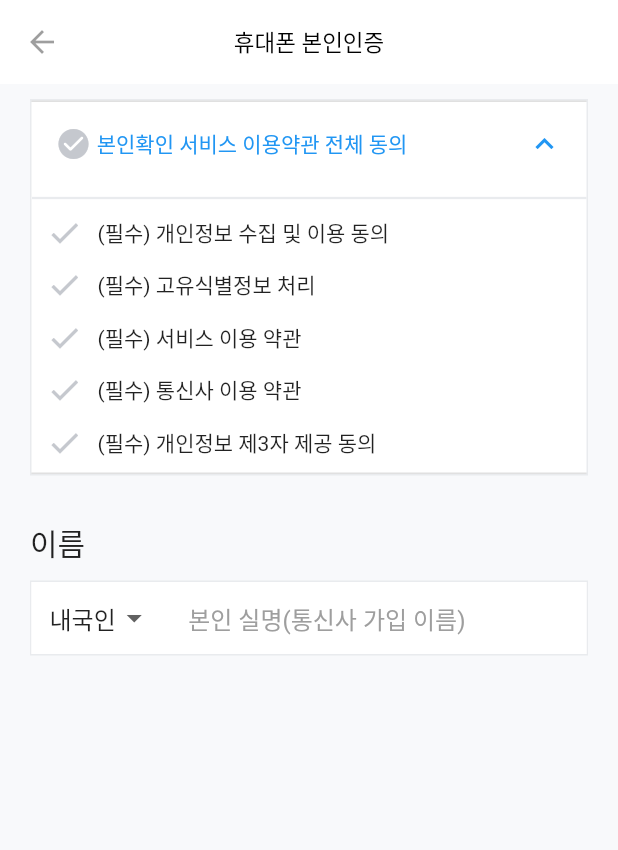
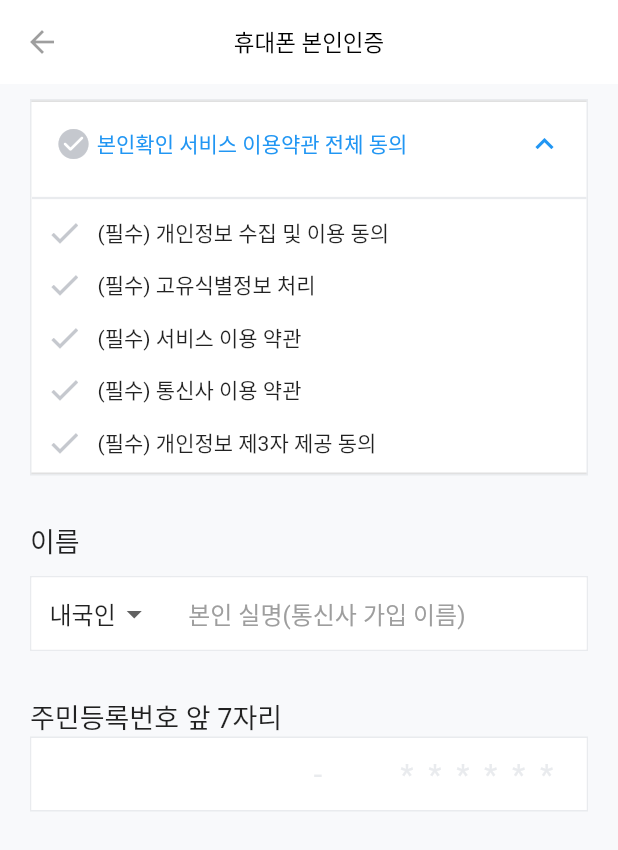
Before and after one commit to Seol-JY/socar-clone, a Flutter app: the screen it shows after launch, on a phone screen of 412 x 824 dp. Shown: the top 850 px of the screen. Run offline on Flutter 3.47's test engine with Material 2 defaults, Android fonts, the phone set to English and light mode, and no system bars.

Commit message:
Feat : 주민번호 입력칸 개발 완료

```diff
--- a/lib/screens/register_auth_page.dart
+++ b/lib/screens/register_auth_page.dart
@@ -2,6 +2,7 @@ import 'package:flutter/material.dart';
 import 'package:socar/widgets/app_bar.dart';
 import 'package:socar/widgets/register_page/term_agreement.dart';
 import 'package:socar/widgets/register_page/name_input_widget.dart';
+import 'package:socar/widgets/register_page/security_number_input.dart';
 
 class RegisterAuthPage extends StatefulWidget {
   const RegisterAuthPage({super.key});
@@ -36,13 +37,23 @@ class RegisterAuthPageState extends State<RegisterAuthPage> {
                 Text(
                   "이름",
                   style: TextStyle(
-                    fontSize: 20,
+                    fontSize: 18,
                   ),
                 ),
                 SizedBox(
                   height: 10,
                 ),
                 NameInputWidget(),
+                SizedBox(
+                  height: 30,
+                ),
+                Text(
+                  "주민등록번호 앞 7자리",
+                  style: TextStyle(
+                    fontSize: 18,
+                  ),
+                ),
+                SecureNumberInputWidget(),
               ],
             )),
       ),
--- /dev/null
+++ b/lib/widgets/register_page/security_number_input.dart
@@ -0,0 +1,94 @@
+import 'package:flutter/material.dart';
+import 'package:flutter/services.dart';
+
+class SecureNumberInputWidget extends StatefulWidget {
+  const SecureNumberInputWidget({super.key});
+
+  @override
+  State<StatefulWidget> createState() {
+    return _SecureNumberInputState();
+  }
+}
+
+class _SecureNumberInputState extends State<SecureNumberInputWidget> {
+  @override
+  Widget build(BuildContext context) {
+    return Container(
+        decoration: BoxDecoration(
+          color: Colors.white, // 배경색을 흰색으로 설정
+          border: Border.all(
+            color: const Color(0xffe9ebee),
+          ),
+        ),
+        child: const Row(
+          children: [
+            Expanded(
+              flex: 10,
+              child: TextField(
+                decoration: InputDecoration(
+                  filled: true,
+                  fillColor: Colors.white,
+                  hoverColor: Colors.white,
+                  border: InputBorder.none,
+                  counterText: "",
+                ),
+                maxLength: 6,
+              ),
+            ),
+            Expanded(
+              flex: 1,
+              child: Center(
+                // 또는 Align 사용
+                child: TextField(
+                  decoration: InputDecoration(
+                    filled: true,
+                    fillColor: Colors.white,
+                    hoverColor: Colors.white,
+                    border: InputBorder.none,
+                    hintText: "-",
+                    hintStyle: TextStyle(
+                      fontSize: 20,
+                      color: Color(0xffe9ebee),
+                    ),
+                  ),
+                  readOnly: true,
+                ),
+              ),
+            ),
+            Expanded(
+              flex: 2,
+              child: TextField(
+                decoration: InputDecoration(
+                    filled: true,
+                    fillColor: Colors.white,
+                    hoverColor: Colors.white,
+                    border: InputBorder.none,
+                    counterText: ""),
+                maxLength: 1,
+              ),
+            ),
+            Expanded(
+              flex: 8,
+              child: Center(
+                // 또는 Align 사용
+                child: TextField(
+                  decoration: InputDecoration(
+                    filled: true,
+                    fillColor: Colors.white,
+                    hoverColor: Colors.white,
+                    border: InputBorder.none,
+                    hintText: "******",
+                    hintStyle: TextStyle(
+                        fontSize: 20,
+                        textBaseline: TextBaseline.ideographic,
+                        letterSpacing: 10.0,
+                        color: Color(0xffe9ebee)),
+                  ),
+                  readOnly: true,
+                ),
+              ),
+            ),
+          ],
+        ));
+  }
+}
--- a/pubspec.yaml
+++ b/pubspec.yaml
@@ -35,6 +35,7 @@ dependencies:
   # The following adds the Cupertino Icons font to your application.
   # Use with the CupertinoIcons class for iOS style icons.
   cupertino_icons: ^1.0.2
+  mask_text_input_formatter: ^2.5.0
 
 dev_dependencies:
   flutter_test:
```
Also changed, not shown: pubspec.lock.
